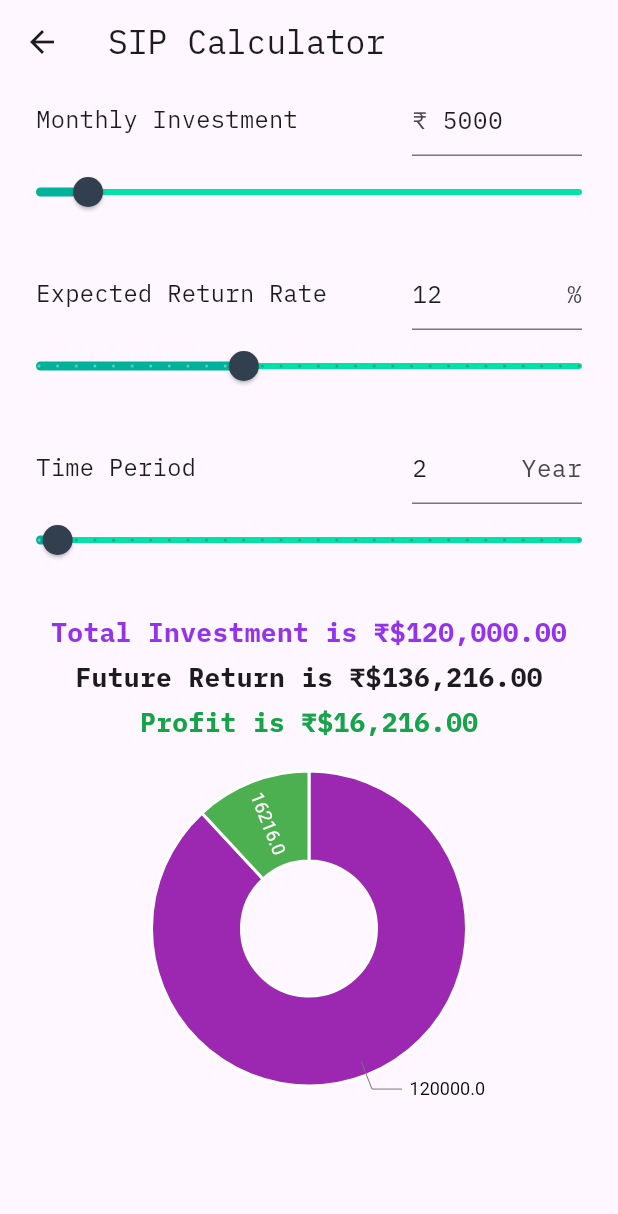
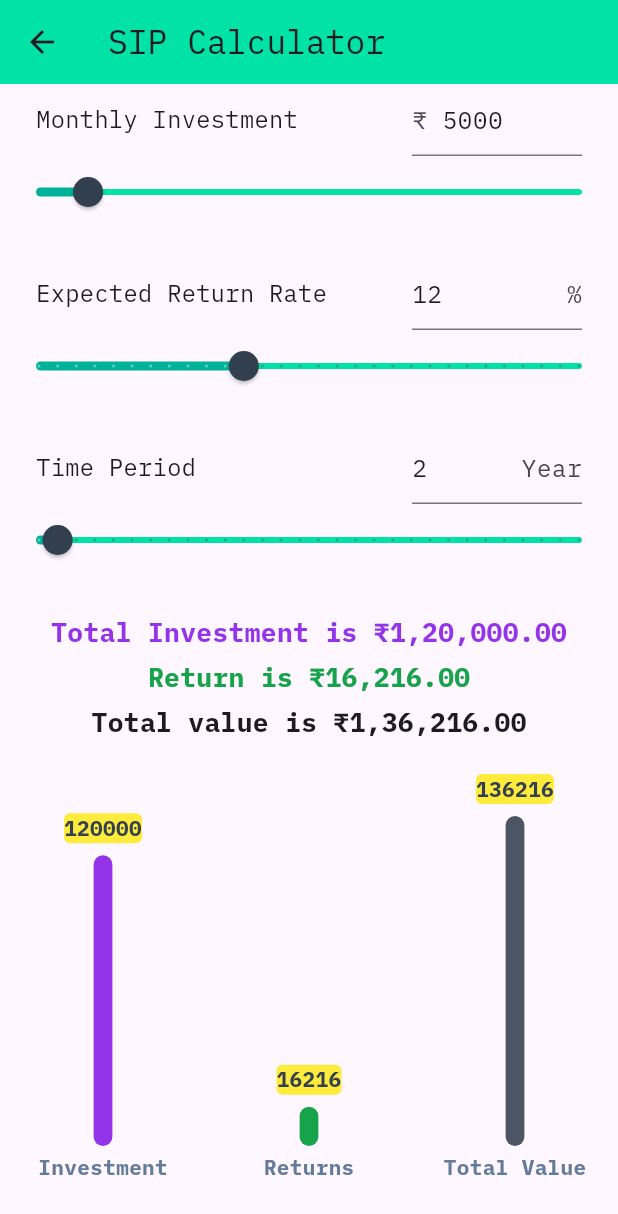
Before and after one commit to Aravin/sip-calculator, a Flutter app: the screen it shows after launch, after a tap on "SIP Calculator", on a phone screen of 412 x 824 dp. Shown: the top 1214 px of the screen. Run offline on Flutter 3.47's test engine with Material 3 defaults, Android fonts, the phone set to English and light mode, and no system bars; drawn by our look-alikes of fl_chart; our stand-ins replace google_mobile_ads, in_app_review, share, velocity_x; network calls fail.

Commit message:
Upgrade pub packages, Android target version & updated chart

```diff
--- a/code/flutter/lib/main.dart
+++ b/code/flutter/lib/main.dart
@@ -21,9 +21,9 @@ class MyApp extends StatelessWidget {
         primarySwatch: Colors.green,
         primaryColor: kPrimaryColor,
         secondaryHeaderColor: kSecondaryColor,
-        accentColor: kSecondaryColor,
         visualDensity: VisualDensity.adaptivePlatformDensity,
         fontFamily: 'IBM Plex Mono',
+        appBarTheme: AppBarTheme(color: kPrimaryColor),
         sliderTheme: SliderThemeData(
           activeTrackColor: kPrimaryLiteColor,
           inactiveTrackColor: kPrimaryColor,
--- a/code/flutter/lib/screens/home.dart
+++ b/code/flutter/lib/screens/home.dart
@@ -52,6 +52,7 @@ class _HomeScreenState extends State<HomeScreen> {
     return Scaffold(
       appBar: AppBar(
         title: 'Home'.text.make(),
+        backgroundColor: kPrimaryColor,
       ),
       drawer: CustomAppDrawer(),
       body: Column(
--- a/code/flutter/lib/screens/lumpsum.dart
+++ b/code/flutter/lib/screens/lumpsum.dart
@@ -9,7 +9,7 @@ import 'package:google_mobile_ads/google_mobile_ads.dart';
 
 late BannerAd _bannerAd;
 bool _isBannerAdReady = false;
-final curFormat = new NumberFormat.simpleCurrency();
+final curFormat = new NumberFormat.simpleCurrency(locale: 'en_IN');
 
 const LUMPSUM_MIN_AMT = 10000.00;
 const LUMPSUM_MAX_AMT = 1000000.00;
@@ -117,7 +117,7 @@ class _LumpSumScreenState extends State<LumpSumScreen> {
                               return null;
                             },
                             onChanged: (value) => {
-                              if (value.isEmptyOrNotNull &&
+                              if (value.isEmptyOrNull &&
                                   double.parse(value) >= LUMPSUM_MIN_AMT &&
                                   double.parse(value) <= LUMPSUM_MAX_AMT)
                                 {
@@ -168,7 +168,7 @@ class _LumpSumScreenState extends State<LumpSumScreen> {
                               new LengthLimitingTextInputFormatter(2),
                             ],
                             validator: (value) {
-                              if (value.isEmptyOrNotNull) {
+                              if (value!.isEmptyOrNull) {
                                 return 'Please enter some text';
                               }
                               return null;
@@ -221,7 +221,7 @@ class _LumpSumScreenState extends State<LumpSumScreen> {
                               new LengthLimitingTextInputFormatter(2),
                             ],
                             validator: (value) {
-                              if (value.isEmptyOrNotNull) {
+                              if (value!.isEmptyOrNull) {
                                 return 'Please enter some text';
                               }
                               return null;
@@ -258,20 +258,20 @@ class _LumpSumScreenState extends State<LumpSumScreen> {
                       },
                     ),
                     HeightBox(20),
-                    'Total Investment is ₹${curFormat.format(totalAmount)}'
+                    'Total Investment is ${curFormat.format(totalAmount)}'
                         .text
                         .xl
                         .bold
                         .purple600
                         .makeCentered()
                         .pOnly(top: 5.0),
-                    'Future Return is ₹${curFormat.format(sip)}'
+                    'Future Return is ${curFormat.format(sip)}'
                         .text
                         .xl
                         .bold
                         .makeCentered()
                         .pOnly(top: 5.0),
-                    'Profit is ₹${curFormat.format(sip - totalAmount)}'
+                    'Profit is ${curFormat.format(sip - totalAmount)}'
                         .text
                         .xl
                         .bold
--- a/code/flutter/lib/screens/sip.dart
+++ b/code/flutter/lib/screens/sip.dart
@@ -5,13 +5,13 @@ import 'package:flutter/material.dart';
 import 'package:flutter/services.dart';
 import 'package:google_mobile_ads/google_mobile_ads.dart';
 import 'package:sip_calculator/shared/ads.dart';
-import 'package:sip_calculator/shared/donut_chart.dart';
+import 'package:sip_calculator/shared/constants.dart';
 import 'package:velocity_x/velocity_x.dart';
-import 'package:charts_flutter/flutter.dart' as charts;
+import 'package:fl_chart/fl_chart.dart';
 
 late BannerAd _bannerAd;
 bool _isBannerAdReady = false;
-final curFormat = new NumberFormat.simpleCurrency();
+final curFormat = new NumberFormat.simpleCurrency(locale: 'en_IN');
 
 class SIPScreen extends StatefulWidget {
   @override
@@ -251,26 +251,40 @@ class _SIPScreenState extends State<SIPScreen> {
                       },
                     ),
                     HeightBox(20),
-                    'Total Investment is ₹${curFormat.format(totalAmount)}'
+                    'Total Investment is ${curFormat.format(totalAmount)}'
                         .text
                         .xl
                         .bold
                         .purple600
                         .makeCentered()
                         .pOnly(top: 5.0),
-                    'Future Return is ₹${curFormat.format(sip)}'
-                        .text
-                        .xl
-                        .bold
-                        .makeCentered()
-                        .pOnly(top: 5.0),
-                    'Profit is ₹${curFormat.format((sip - totalAmount))}'
+                    'Return is ${curFormat.format((sip - totalAmount))}'
                         .text
                         .xl
                         .bold
                         .green600
                         .makeCentered()
                         .pOnly(top: 5.0),
+                    'Total value is ${curFormat.format(sip)}'
+                        .text
+                        .xl
+                        .bold
+                        .makeCentered()
+                        .pOnly(top: 5.0),
+                    HeightBox(50),
+                    SizedBox(
+                      height: 250,
+                      child: BarChart(
+                        BarChartData(
+                          titlesData: titlesData,
+                          borderData: FlBorderData(show: false),
+                          barGroups: barGroups,
+                          gridData: const FlGridData(show: false),
+                          barTouchData: barTouchData,
+                          alignment: BarChartAlignment.spaceAround,
+                        ),
+                      ),
+                    ),
                     if (_isBannerAdReady)
                       Align(
                         alignment: Alignment.topCenter,
@@ -280,10 +294,6 @@ class _SIPScreenState extends State<SIPScreen> {
                           child: AdWidget(ad: _bannerAd),
                         ),
                       ).py20(),
-                    SizedBox(
-                      height: 250,
-                      child: DonutPieChart(_createRandomData(), true),
-                    ),
                   ],
                 ),
               ),
@@ -294,40 +304,109 @@ class _SIPScreenState extends State<SIPScreen> {
     );
   }
 
-  /// Create random data.
-  List<charts.Series<LinearSales, num>> _createRandomData() {
-    final data = [
-      new LinearSales(
-        'Investment',
-        double.parse(totalAmount.toStringAsFixed(2)),
-        charts.MaterialPalette.purple.shadeDefault,
+  List<BarChartGroupData> get barGroups => [
+        BarChartGroupData(
+          x: 0,
+          barRods: [
+            BarChartRodData(
+              toY: double.parse(totalAmount.toStringAsFixed(2)),
+              color: Vx.purple600,
+              width: 12.5,
+            )
+          ],
+          showingTooltipIndicators: [0],
         ),
-      new LinearSales(
-        'Returns',
-        double.parse((sip - totalAmount).toStringAsFixed(2)),
-        charts.MaterialPalette.green.shadeDefault,
+        BarChartGroupData(
+          x: 1,
+          barRods: [
+            BarChartRodData(
+              toY: double.parse((sip - totalAmount).toStringAsFixed(2)),
+              color: Vx.green600,
+              width: 12.5,
+            )
+          ],
+          showingTooltipIndicators: [0],
+        ),
+        BarChartGroupData(
+          x: 2,
+          barRods: [
+            BarChartRodData(
+              toY: double.parse((sip).toStringAsFixed(2)),
+              color: Vx.gray600,
+              width: 12.5,
+            )
+          ],
+          showingTooltipIndicators: [0],
         ),
       ];
 
-    return [
-      new charts.Series<LinearSales, num>(
-        id: 'SIP',
-        domainFn: (LinearSales sales, _) => sales.amount,
-        measureFn: (LinearSales sales, _) => sales.amount,
-        colorFn: (_, __) => _.color,
-        areaColorFn: (_, __) =>
-            charts.MaterialPalette.green.shadeDefault.lighter,
-        data: data,
-      )
-    ];
+  Widget getTitles(double value, TitleMeta meta) {
+    final style = TextStyle(
+      color: kSecondaryDartColor,
+      fontWeight: FontWeight.bold,
+    );
+    String text;
+    switch (value.toInt()) {
+      case 0:
+        text = 'Investment';
+        break;
+      case 1:
+        text = 'Returns';
+        break;
+      case 2:
+        text = 'Total Value';
+        break;
+      default:
+        text = '';
+        break;
     }
+    return SideTitleWidget(
+      axisSide: meta.axisSide,
+      space: 4,
+      child: Text(text, style: style),
+    );
   }
 
-/// Sample linear data type.
-class LinearSales {
-  final String label;
-  final num amount;
-  final charts.Color color;
+  FlTitlesData get titlesData => FlTitlesData(
+        show: true,
+        bottomTitles: AxisTitles(
+          sideTitles: SideTitles(
+            showTitles: true,
+            reservedSize: 30,
+            getTitlesWidget: getTitles,
+          ),
+        ),
+        leftTitles: const AxisTitles(
+          sideTitles: SideTitles(showTitles: false),
+        ),
+        topTitles: const AxisTitles(
+          sideTitles: SideTitles(showTitles: false),
+        ),
+        rightTitles: const AxisTitles(
+          sideTitles: SideTitles(showTitles: false),
+        ),
+      );
 
-  LinearSales(this.label, this.amount, this.color);
+  BarTouchData get barTouchData => BarTouchData(
+        enabled: false,
+        touchTooltipData: BarTouchTooltipData(
+          tooltipBgColor: Colors.yellow,
+          tooltipPadding: EdgeInsets.zero,
+          tooltipMargin: 8,
+          getTooltipItem: (
+            BarChartGroupData group,
+            int groupIndex,
+            BarChartRodData rod,
+            int rodIndex,
+          ) {
+            return BarTooltipItem(
+              rod.toY.round().toString(),
+              const TextStyle(
+                color: kSecondaryColor,
+                fontWeight: FontWeight.bold,
+              ),
+            );
+          },
+        ),
+      );
 }
--- a/code/flutter/lib/screens/stp.dart
+++ b/code/flutter/lib/screens/stp.dart
@@ -10,7 +10,7 @@ import 'package:google_mobile_ads/google_mobile_ads.dart';
 
 late BannerAd _bannerAd;
 bool _isBannerAdReady = false;
-final curFormat = new NumberFormat.simpleCurrency();
+final curFormat = new NumberFormat.simpleCurrency(locale: 'en_IN');
 
 class STPScreen extends StatefulWidget {
   @override
@@ -252,7 +252,7 @@ class _STPScreenState extends State<STPScreen> {
                       },
                     ),
                     HeightBox(20),
-                    'Total Investment is ₹${curFormat.format(totalAmount)}'
+                    'Total Investment is ${curFormat.format(totalAmount)}'
                         .text
                         .xl
                         .bold
@@ -265,7 +265,7 @@ class _STPScreenState extends State<STPScreen> {
                     //     .bold
                     //     .makeCentered()
                     //     .pOnly(top: 5.0),
-                    'STP Amount is ₹${curFormat.format(stpAmount)}/month'
+                    'STP Amount is ${curFormat.format(stpAmount)}/month'
                         .text
                         .xl
                         .bold
--- a/code/flutter/lib/screens/swp.dart
+++ b/code/flutter/lib/screens/swp.dart
@@ -9,7 +9,7 @@ import 'package:google_mobile_ads/google_mobile_ads.dart';
 
 late BannerAd _bannerAd;
 bool _isBannerAdReady = false;
-final curFormat = new NumberFormat.simpleCurrency();
+final curFormat = new NumberFormat.simpleCurrency(locale: 'en_IN');
 
 class SWPScreen extends StatefulWidget {
   @override
@@ -314,20 +314,20 @@ class _SWPScreenState extends State<SWPScreen> {
                       },
                     ),
                     HeightBox(20),
-                    'Total Investment is ₹${curFormat.format(totalAmount)}'
+                    'Total Investment is ${curFormat.format(totalAmount)}'
                         .text
                         .xl
                         .bold
                         .purple600
                         .makeCentered()
                         .pOnly(top: 5.0),
-                    'Future Return is ₹${curFormat.format(sip)}'
+                    'Future Return is ${curFormat.format(sip)}'
                         .text
                         .xl
                         .bold
                         .makeCentered()
                         .pOnly(top: 5.0),
-                    'Withdrawn Amount is ₹${curFormat.format(withdrawn)}'
+                    'Withdrawn Amount is ${curFormat.format(withdrawn)}'
                         .text
                         .xl
                         .bold
--- a/code/flutter/lib/shared/donut_chart.dart
+++ /dev/null
@@ -1,52 +0,0 @@
-// Copyright 2018 the Charts project authors. Please see the AUTHORS file
-// for details.
-//
-// Licensed under the Apache License, Version 2.0 (the "License");
-// you may not use this file except in compliance with the License.
-// You may obtain a copy of the License at
-//
-// http://www.apache.org/licenses/LICENSE-2.0
-//
-// Unless required by applicable law or agreed to in writing, software
-// distributed under the License is distributed on an "AS IS" BASIS,
-// WITHOUT WARRANTIES OR CONDITIONS OF ANY KIND, either express or implied.
-// See the License for the specific language governing permissions and
-// limitations under the License.
-
-/// Donut chart example. This is a simple pie chart with a hole in the middle.
-// EXCLUDE_FROM_GALLERY_DOCS_START
-import 'dart:math';
-// EXCLUDE_FROM_GALLERY_DOCS_END
-import 'package:charts_flutter/flutter.dart' as charts;
-import 'package:flutter/material.dart';
-
-class DonutPieChart extends StatelessWidget {
-  final List<charts.Series<dynamic, num>> seriesList;
-  final bool animate;
-
-  DonutPieChart(this.seriesList, bool bool, {this.animate = true});
-
-  @override
-  Widget build(BuildContext context) {
-    return new charts.PieChart<Object>(
-      seriesList,
-      animate: animate,
-      // Configure the width of the pie slices to 60px. The remaining space in
-      // the chart will be left as a hole in the center.
-      defaultRenderer: new charts.ArcRendererConfig(
-        arcWidth: 60,
-        arcRendererDecorators: [new charts.ArcLabelDecorator()],
-      ),
-      // behaviors: [
-      //   new charts.DatumLegend(
-      //     position: charts.BehaviorPosition.end,
-      //     outsideJustification: charts.OutsideJustification.endDrawArea,
-      //     horizontalFirst: false,
-      //     desiredMaxRows: 2,
-      //     cellPadding: new EdgeInsets.only(right: 4.0, bottom: 4.0),
-      //     showMeasures: true,
-      //   )
-      // ],
-    );
-  }
-}
```
Also changed, not shown: code/flutter/pubspec.yaml (+6 -6 lines), code/flutter/pubspec.lock, 6 other files. Lines whose indentation alone changed are shown as unchanged.
